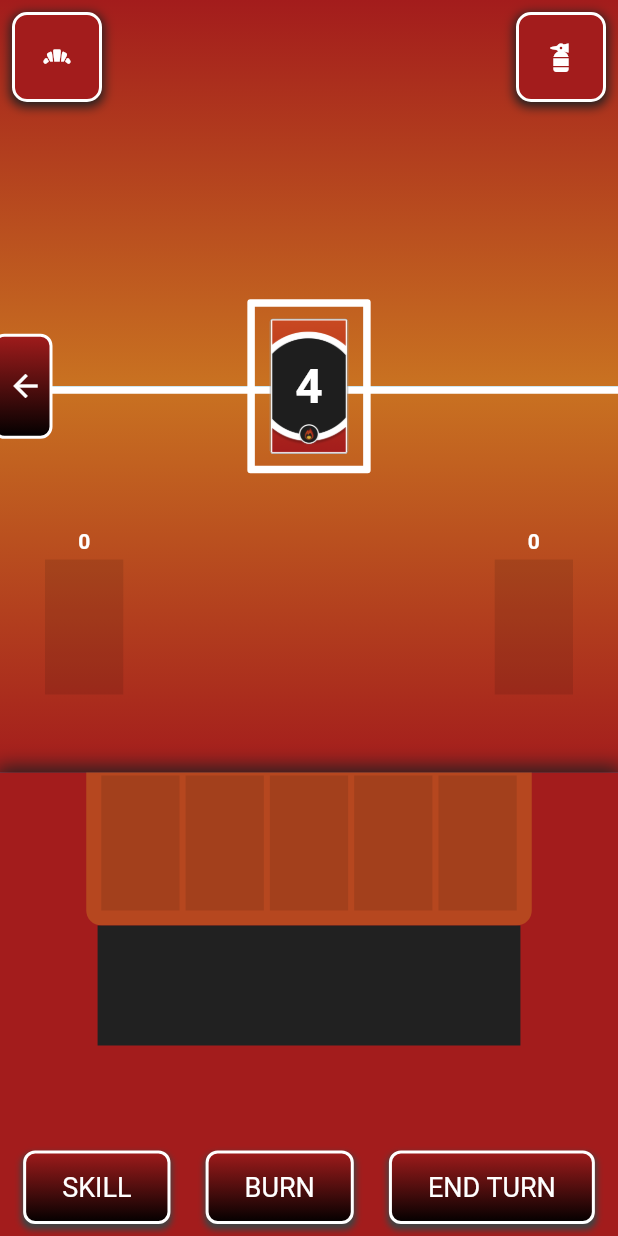
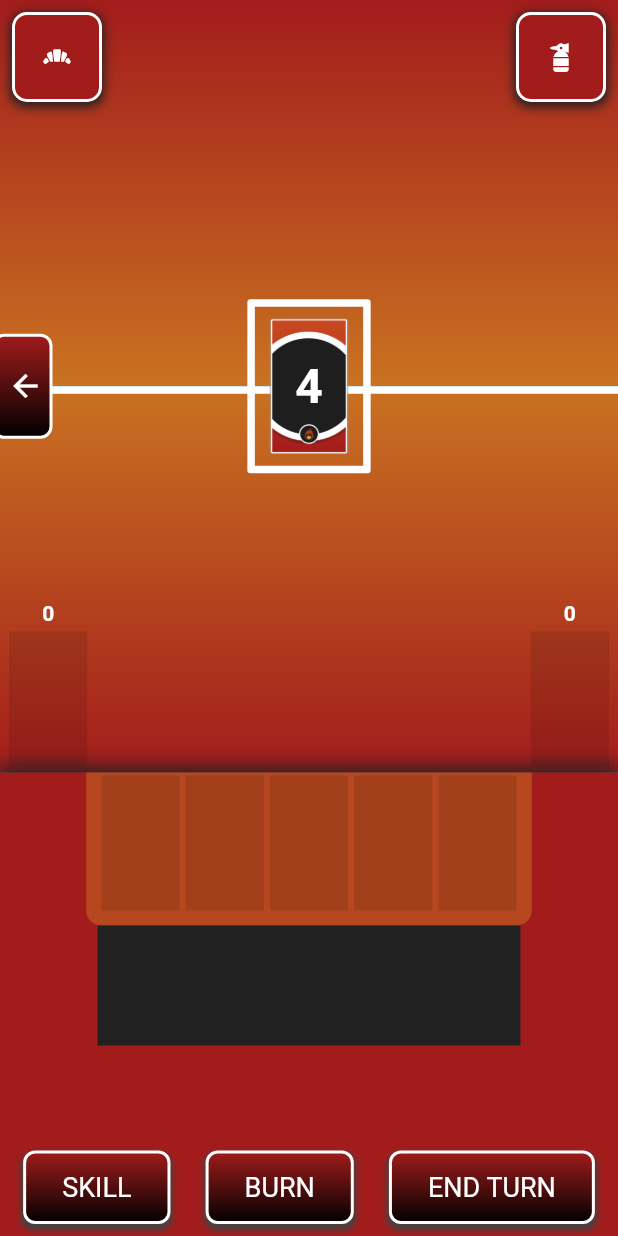
Before and after one commit to dompetriella/Elementals, a Flutter app: the GamePage screen opened by its route, on a phone screen of 412 x 824 dp. Run offline on Flutter 3.47's test engine with Material 2 defaults, Android fonts, the phone set to English and light mode, and no system bars; our stand-ins replace flutter_hooks, flutter_riverpod, freezed_annotation, go_router, hexcolor, hooks_riverpod; missing offline and left inert: flutter_guid.

Commit message:
more player functions, some ui adjustments

```diff
--- a/lib/game_components/element_card.dart
+++ b/lib/game_components/element_card.dart
@@ -47,16 +47,23 @@ class ElementCard extends HookConsumerWidget {
                     : BoxShadow(color: Colors.transparent)
               ],
               image: DecorationImage(
-                image: AssetImage(
-                    "assets/game_assets/${ref.watch(playerProvider).elementalType.frontImagePath}.png"),
+                image: isFaceUp
+                    ? AssetImage(
+                        "assets/game_assets/${ref.watch(playerProvider).elementalType.frontImagePath}.png")
+                    : AssetImage(
+                        "assets/game_assets/${ref.watch(playerProvider).elementalType.backImagePath}.png"),
               ),
               borderRadius: BorderRadius.circular(2)),
           child: Center(
-              child: Text(
-            elementCardData.value.toString(),
-            style: TextStyle(
-                color: Colors.white, fontSize: 32, fontWeight: FontWeight.bold),
-          )),
+              child: isFaceUp
+                  ? Text(
+                      elementCardData.value.toString(),
+                      style: TextStyle(
+                          color: Colors.white,
+                          fontSize: 32,
+                          fontWeight: FontWeight.bold),
+                    )
+                  : Text('')),
         ),
       ),
     );
--- a/lib/game_logic/logic.dart
+++ b/lib/game_logic/logic.dart
@@ -8,11 +8,12 @@ import '../models/element_card_data.dart';
 import '../models/enums.dart';
 
 List<ElementCard> convertDataToCards(List<ElementCardData> cardData,
-    {bool hasShadow = false}) {
+    {bool hasShadow = false, bool isFaceUp = true}) {
   return cardData
       .map((e) => ElementCard(
             elementCardData: e,
             hasShadow: hasShadow,
+            isFaceUp: isFaceUp,
           ))
       .toList();
 }
--- a/lib/pages/GamePage/components/player_card_pile.dart
+++ b/lib/pages/GamePage/components/player_card_pile.dart
@@ -36,7 +36,9 @@ class PlayerCardPile extends ConsumerWidget {
                 padding: const EdgeInsets.all(4.0),
                 child: Stack(
                   children: [
-                    Stack(children: convertDataToCards(cardPile)),
+                    Stack(
+                        children: convertDataToCards(cardPile,
+                            isFaceUp: isDiscard ? true : false)),
                     if (isDiscard)
                       Container(
                         height: ref.read(cardHeightP1),
--- a/lib/pages/GamePage/components/player_hand_area.dart
+++ b/lib/pages/GamePage/components/player_hand_area.dart
@@ -3,6 +3,7 @@ import 'package:flutter_riverpod/flutter_riverpod.dart';
 
 import '../../../game_components/placeholder_card.dart';
 import '../../../game_logic/logic.dart';
+import '../../../models/enums.dart';
 import '../../../providers/gameDataProvider.dart';
 import '../../../providers/globalProvider.dart';
 import '../../../providers/playerDataProvider.dart';
@@ -74,17 +75,26 @@ class PlayerHandArea extends ConsumerWidget {
             Row(
               mainAxisAlignment: MainAxisAlignment.spaceEvenly,
               children: [
-                PlayerTurnActionButton(
-                  theme: theme,
-                  text: 'Skill',
+                GestureDetector(
+                  onTap: () => ref
+                      .watch(playerProvider.notifier)
+                      .fillPlayerHand(ref, Players.p1),
+                  child: PlayerTurnActionButton(
+                    theme: theme,
+                    text: 'Skill',
+                  ),
                 ),
                 PlayerTurnActionButton(
                   theme: theme,
                   text: 'Burn',
                 ),
                 GestureDetector(
-                  onTap: () =>
-                      ref.watch(gameDataProvider.notifier).discardPlayZone(ref),
+                  onTap: () {
+                    ref.watch(gameDataProvider.notifier).discardPlayZone(ref);
+                    ref
+                        .watch(playerProvider.notifier)
+                        .discardHand(ref, Players.p1);
+                  },
                   child: PlayerTurnActionButton(
                     theme: theme,
                     text: 'End Turn',
--- a/lib/pages/GamePage/components/player_side.dart
+++ b/lib/pages/GamePage/components/player_side.dart
@@ -28,12 +28,7 @@ class PlayerSide extends ConsumerWidget {
             mainAxisAlignment: MainAxisAlignment.end,
             crossAxisAlignment: CrossAxisAlignment.end,
             children: [
-              Padding(
-                padding:
-                    const EdgeInsets.symmetric(vertical: 48, horizontal: 24),
-                child: Row(
-                    mainAxisAlignment: MainAxisAlignment.spaceBetween,
-                    children: [
+              Row(mainAxisAlignment: MainAxisAlignment.spaceBetween, children: [
                 PlayerCardPile(
                   cardPile: ref.watch(playerProvider).deck,
                 ),
@@ -45,8 +40,7 @@ class PlayerSide extends ConsumerWidget {
                     ),
                   ],
                 )
-                    ]),
-              )
+              ])
             ]),
       ),
     );
--- a/lib/providers/gameDataProvider.dart
+++ b/lib/providers/gameDataProvider.dart
@@ -36,6 +36,8 @@ class GameNotifier extends StateNotifier<GameData> {
     ref.watch(playerProvider.notifier).state = playerOne;
     ref.watch(playerTwoProvider.notifier).state = playerTwo;
 
+    state = state.copyWith(playZone: [lastCardPlayed]);
+
     state = state.copyWith(players: [playerOne, playerTwo]);
   }
 }
```
Also changed, not shown: lib/pages/GamePage/game_page.dart (+0 -11 lines), lib/providers/playerDataProvider.dart (+19 -1 lines). Lines whose indentation alone changed are shown as unchanged.
